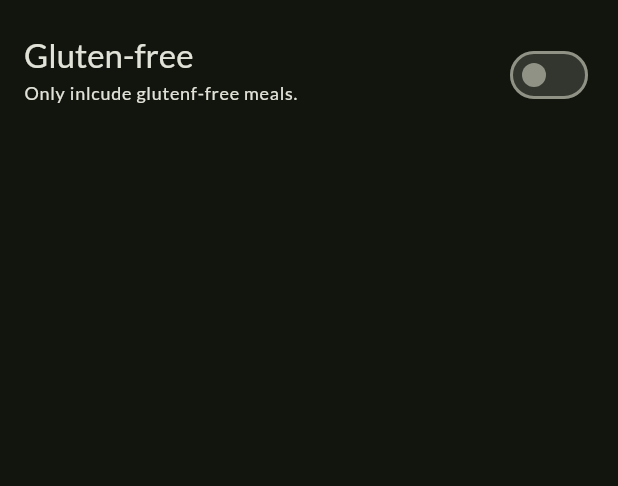
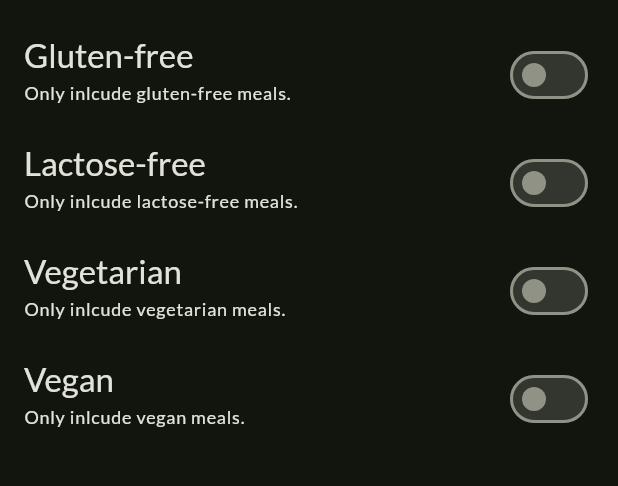
Before and after one commit to elianaferreira/meals_recipes, a Flutter app: the FiltersScreen screen opened directly, on a phone screen of 412 x 824 dp, the part 63-549 px from its top. Run offline on Flutter 3.47's test engine with Material 2 defaults, Android fonts, the phone set to English and light mode, and no system bars; our stand-ins replace google_fonts, transparent_image.

Commit message:
added new filters

```diff
--- a/lib/screens/filter.dart
+++ b/lib/screens/filter.dart
@@ -1,6 +1,7 @@
 import 'package:flutter/material.dart';
+
 import 'package:meals_recipes/screens/tabs.dart';
-import 'package:meals_recipes/utils/dimens.dart';
+import 'package:meals_recipes/widgets/filter_item.dart';
 import 'package:meals_recipes/widgets/main_drawer.dart';
 
 class FiltersScreen extends StatefulWidget {
@@ -13,7 +14,10 @@ class FiltersScreen extends StatefulWidget {
 }
 
 class _FiltersState extends State<FiltersScreen> {
-  var _glutenFreeFilterSet = false;
+  bool _glutenFreeFilterSet = false;
+  bool _lactoseFreenFilterSet = false;
+  bool _vegetarianFilterSet = false;
+  bool _veganFilterSet = false;
 
   @override
   Widget build(BuildContext context) {
@@ -31,29 +35,38 @@ class _FiltersState extends State<FiltersScreen> {
       ),
       body: Column(
         children: [
-          SwitchListTile(
-            value: _glutenFreeFilterSet,
-            onChanged: (isChecked) => setState(() {
+          FilterItem(
+            title: 'Gluten-free',
+            subtitle: 'Only inlcude gluten-free meals.',
+            filterValue: _glutenFreeFilterSet,
+            onCheckedChange: (isChecked) => setState(() {
               _glutenFreeFilterSet = isChecked;
             }),
-            title: Text(
-              'Gluten-free',
-              style: Theme.of(context)
-                  .textTheme
-                  .titleLarge!
-                  .copyWith(color: Theme.of(context).colorScheme.onBackground),
-            ),
-            subtitle: Text(
-              'Only inlcude glutenf-free meals.  ',
-              style: Theme.of(context)
-                  .textTheme
-                  .labelMedium!
-                  .copyWith(color: Theme.of(context).colorScheme.onBackground),
-            ),
-            activeColor: Theme.of(context).colorScheme.tertiary,
-            contentPadding:
-                const EdgeInsets.symmetric(horizontal: Dimens.padding),
-          )
+          ),
+          FilterItem(
+            title: 'Lactose-free',
+            subtitle: 'Only inlcude lactose-free meals.',
+            filterValue: _lactoseFreenFilterSet,
+            onCheckedChange: (isChecked) => setState(() {
+              _lactoseFreenFilterSet = isChecked;
+            }),
+          ),
+          FilterItem(
+            title: 'Vegetarian',
+            subtitle: 'Only inlcude vegetarian meals.',
+            filterValue: _vegetarianFilterSet,
+            onCheckedChange: (isChecked) => setState(() {
+              _vegetarianFilterSet = isChecked;
+            }),
+          ),
+          FilterItem(
+            title: 'Vegan ',
+            subtitle: 'Only inlcude vegan meals.',
+            filterValue: _veganFilterSet,
+            onCheckedChange: (isChecked) => setState(() {
+              _veganFilterSet = isChecked;
+            }),
+          ),
         ],
       ),
     );
--- /dev/null
+++ b/lib/widgets/filter_item.dart
@@ -0,0 +1,41 @@
+import 'package:flutter/material.dart';
+
+import 'package:meals_recipes/utils/dimens.dart';
+
+class FilterItem extends StatelessWidget {
+  const FilterItem(
+      {super.key,
+      required this.title,
+      required this.subtitle,
+      required this.filterValue,
+      required this.onCheckedChange});
+
+  final String title;
+  final String subtitle;
+  final bool filterValue;
+  final void Function(bool isChecked) onCheckedChange;
+
+  @override
+  Widget build(BuildContext context) {
+    return SwitchListTile(
+      value: filterValue,
+      onChanged: onCheckedChange,
+      title: Text(
+        title,
+        style: Theme.of(context)
+            .textTheme
+            .titleLarge!
+            .copyWith(color: Theme.of(context).colorScheme.onBackground),
+      ),
+      subtitle: Text(
+        subtitle,
+        style: Theme.of(context)
+            .textTheme
+            .labelMedium!
+            .copyWith(color: Theme.of(context).colorScheme.onBackground),
+      ),
+      activeColor: Theme.of(context).colorScheme.tertiary,
+      contentPadding: const EdgeInsets.symmetric(horizontal: Dimens.padding),
+    );
+  }
+}
```
